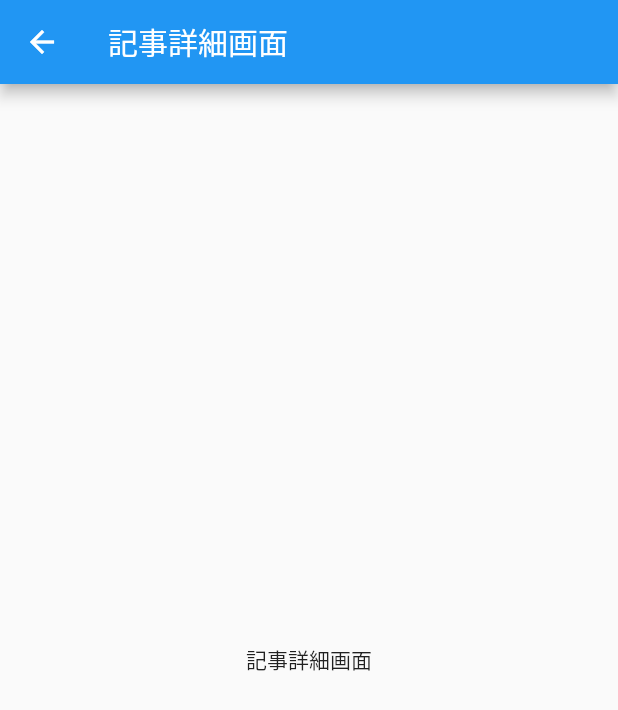
After one commit to Khanashima/flutter-tab-base, a Flutter app: the screen it shows after launch, after a tap on "記事へ", on a phone screen of 412 x 824 dp. The commit adds this screen. Shown: the top 710 px of the screen. Run offline on Flutter 3.47's test engine with Material 2 defaults, Android fonts, the phone set to English and light mode, and no system bars; our stand-ins replace go_router.

Commit message:
記事一覧、詳細を作成

```diff
--- a/tab_app/lib/main.dart
+++ b/tab_app/lib/main.dart
@@ -70,6 +70,17 @@ class _MyHomePageState extends State<MyHomePage> {
               onPressed: () {
                 context.go('/list/detail');
               },
+            ),            ElevatedButton(
+              child: const Text('記事一覧へ'),
+              onPressed: () {
+                context.push('/article/list');
+              },
+            ),
+            ElevatedButton(
+              child: const Text('記事へ'),
+              onPressed: () {
+                context.go('/article/list/detail');
+              },
             )
           ],
         ),
--- /dev/null
+++ b/tab_app/lib/presentation/article_detail/article_detail_page.dart
@@ -0,0 +1,17 @@
+import 'package:flutter/material.dart';
+
+class ArticleDetailPage extends StatelessWidget {
+  const ArticleDetailPage({super.key});
+
+  @override
+  Widget build(BuildContext context) {
+    return Scaffold(
+        appBar: AppBar(
+          title: const Text('記事詳細画面'),
+        ),
+        body: const Center(
+          child: Text('記事詳細画面'),
+        ),
+      );
+  }
+}
--- /dev/null
+++ b/tab_app/lib/presentation/article_list/artilce_list_page.dart
@@ -0,0 +1,17 @@
+import 'package:flutter/material.dart';
+
+class ArticleListPage extends StatelessWidget {
+  const ArticleListPage({super.key});
+
+  @override
+  Widget build(BuildContext context) {
+    return Scaffold(
+        appBar: AppBar(
+          title: const Text('記事一覧画面'),
+        ),
+        body: const Center(
+          child: Text('記事一覧画面'),
+        ),
+      );
+  }
+}
--- a/tab_app/lib/router/router.dart
+++ b/tab_app/lib/router/router.dart
@@ -2,6 +2,8 @@ import 'package:flutter/material.dart';
 import 'package:go_router/go_router.dart';
 
 import '../main.dart';
+import '../presentation/article_detail/article_detail_page.dart';
+import '../presentation/article_list/artilce_list_page.dart';
 import '../presentation/detail/detail_page.dart';
 import '../presentation/list/list_page.dart';
 
@@ -25,6 +27,20 @@ final router = GoRouter(
               },
             )
           ],
+        ),
+        GoRoute(
+          path: 'article/list',
+          builder: (BuildContext context, GoRouterState state) {
+            return const ArticleListPage();
+          },
+          routes: <RouteBase>[
+            GoRoute(
+              path: 'detail',
+              builder: (BuildContext context, GoRouterState state) {
+                return const ArticleDetailPage();
+              },
+            )
+          ],
         )
       ],
     ),
```
